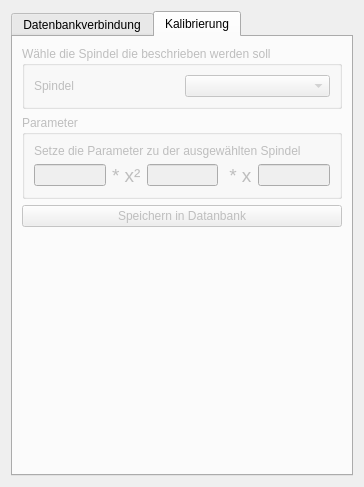
Qt form kleiner-brauhelfer/dialogs/dlgispindeleinstellung.ui (kleiner-brauhelfer/kleiner-brauhelfer-2) before a commit.
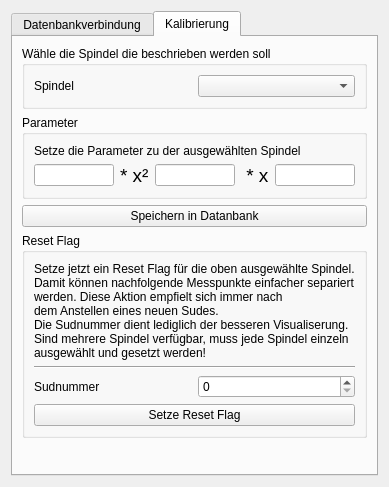
The same form after that commit. The open tabs and pages were chosen to show the change.

What changed in the file:
```diff
--- a/kleiner-brauhelfer/dialogs/dlgispindeleinstellung.ui
+++ b/kleiner-brauhelfer/dialogs/dlgispindeleinstellung.ui
@@ -6,7 +6,7 @@
    <rect>
     <x>0</x>
     <y>0</y>
-    <width>364</width>
+    <width>351</width>
     <height>454</height>
    </rect>
   </property>
@@ -205,7 +205,7 @@
      </widget>
      <widget class="QWidget" name="tab_2">
       <property name="enabled">
-       <bool>false</bool>
+       <bool>true</bool>
       </property>
       <attribute name="title">
        <string>Kalibrierung</string>
@@ -290,6 +290,69 @@
          </property>
         </widget>
        </item>
+       <item>
+        <widget class="QGroupBox" name="groupBox_6">
+         <property name="title">
+          <string>Reset Flag</string>
+         </property>
+         <layout class="QVBoxLayout" name="verticalLayout_6">
+          <item>
+           <widget class="QLabel" name="label_12">
+            <property name="enabled">
+             <bool>true</bool>
+            </property>
+            <property name="text">
+             <string>Setze jetzt ein Reset Flag für die oben ausgewählte Spindel.
+Damit können nachfolgende Messpunkte einfacher separiert 
+werden. Diese Aktion empfielt sich immer nach
+dem Anstellen eines neuen Sudes.
+Die Sudnummer dient lediglich der besseren Visualiserung.
+Sind mehrere Spindel verfügbar, muss jede Spindel einzeln
+ausgewählt und gesetzt werden!</string>
+            </property>
+            <property name="textFormat">
+             <enum>Qt::PlainText</enum>
+            </property>
+           </widget>
+          </item>
+          <item>
+           <widget class="Line" name="line">
+            <property name="orientation">
+             <enum>Qt::Horizontal</enum>
+            </property>
+           </widget>
+          </item>
+          <item>
+           <layout class="QHBoxLayout" name="horizontalLayout_4">
+            <item>
+             <widget class="QLabel" name="label_13">
+              <property name="text">
+               <string>Sudnummer</string>
+              </property>
+             </widget>
+            </item>
+            <item>
+             <widget class="QSpinBox" name="spinBoxReceipeNr">
+              <property name="maximum">
+               <number>999999999</number>
+              </property>
+             </widget>
+            </item>
+           </layout>
+          </item>
+          <item>
+           <widget class="QPushButton" name="butSetResetflag">
+            <property name="enabled">
+             <bool>true</bool>
+            </property>
+            <property name="text">
+             <string>Setze Reset Flag</string>
+            </property>
+           </widget>
+          </item>
+         </layout>
+        </widget>
+       </item>
        <item>
         <spacer name="verticalSpacer">
          <property name="orientation">
```
Left out of the diff: 3 changed lines with no effect on the pictures.
